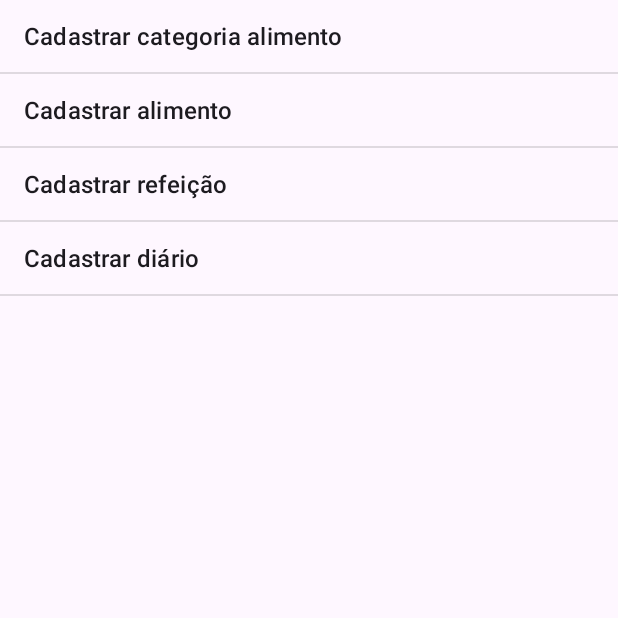
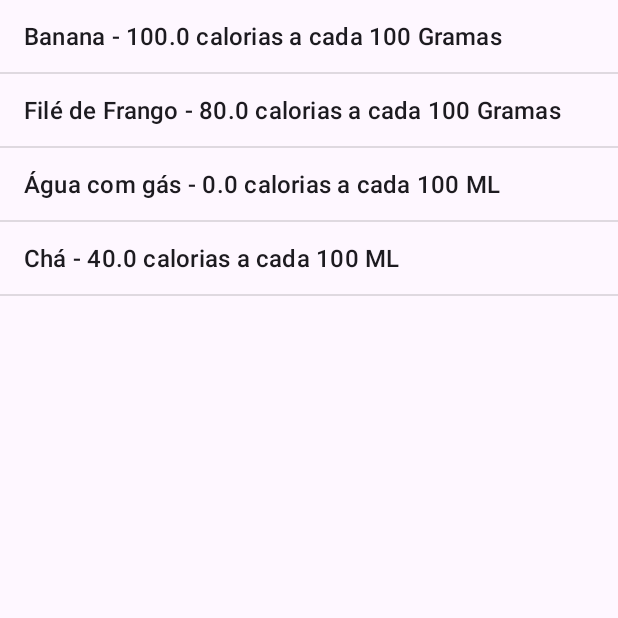
Before and after one commit to izasanches/diario-cal-app, an Android app: the screen it shows after launch (MenuActivity before the commit, AlimentoActivity after it), on a phone screen of 412 x 824 dp, the top half of it. Run offline under Robolectric (Android 15) with nearby library versions, the phone set to English and light mode, and no system bars.

Commit message:
feat: add alimento class

```diff
--- a/app/src/main/AndroidManifest.xml
+++ b/app/src/main/AndroidManifest.xml
@@ -13,7 +13,7 @@
         android:theme="@style/Theme.Diariocal"
         tools:targetApi="31">
         <activity
-            android:name=".MenuActivity"
+            android:name=".AlimentoActivity"
             android:exported="true">
             <intent-filter>
                 <action android:name="android.intent.action.MAIN" />
--- /dev/null
+++ b/app/src/main/java/com/projeto/diariocal/Alimento.java
@@ -0,0 +1,64 @@
+package com.projeto.diariocal;
+
+public class Alimento {
+    private String nome;
+    private double quantidadeCal;
+    //TODO: pode ser um ENUM
+    private String unidadeMedida;
+    private String categoria;
+    private boolean alimentoFresco;
+
+    public Alimento(String nome, double quantidadeCal, String unidadeMedida,
+                    String categoria, boolean alimentoFresco) {
+        this.nome = nome;
+        this.quantidadeCal = quantidadeCal;
+        this.unidadeMedida = unidadeMedida;
+        this.categoria = categoria;
+        this.alimentoFresco = alimentoFresco;
+    }
+
+    public String getNome() {
+        return nome;
+    }
+
+    public void setNome(String nome) {
+        this.nome = nome;
+    }
+
+    public double getQuantidadeCal() {
+        return quantidadeCal;
+    }
+
+    public void setQuantidadeCal(double quantidadeCal) {
+        this.quantidadeCal = quantidadeCal;
+    }
+
+    public String getUnidadeMedida() {
+        return unidadeMedida;
+    }
+
+    public void setUnidadeMedida(String unidadeMedida) {
+        this.unidadeMedida = unidadeMedida;
+    }
+
+    public String getCategoria() {
+        return categoria;
+    }
+
+    public void setCategoria(String categoria) {
+        this.categoria = categoria;
+    }
+
+    public boolean isAlimentoFresco() {
+        return alimentoFresco;
+    }
+
+    public void setAlimentoFresco(boolean alimentoFresco) {
+        this.alimentoFresco = alimentoFresco;
+    }
+
+    @Override
+    public String toString() {
+        return nome + " - " + quantidadeCal + " calorias a cada 100 " + unidadeMedida;
+    }
+}
--- /dev/null
+++ b/app/src/main/java/com/projeto/diariocal/AlimentoActivity.java
@@ -0,0 +1,61 @@
+package com.projeto.diariocal;
+
+import android.os.Bundle;
+import android.widget.ArrayAdapter;
+import android.widget.ListView;
+
+import androidx.appcompat.app.AppCompatActivity;
+
+import java.util.ArrayList;
+
+public class AlimentoActivity extends AppCompatActivity {
+
+    private ListView listViewAlimento;
+
+    @Override
+    protected void onCreate(Bundle savedInstanceState) {
+        super.onCreate(savedInstanceState);
+        setContentView(R.layout.activity_alimento);
+
+        listViewAlimento = findViewById(R.id.listViewAlimento);
+
+       /* listViewAlimento.setOnItemClickListener(new AdapterView.OnItemClickListener() {
+            @Override
+            public void onItemClick(AdapterView<?> parent, View view, int position, long id) {
+
+                String opcao = (String) listViewAlimento.getItemAtPosition(position);
+
+                Toast.makeText(getApplicationContext(),
+                        opcao + " foi clicado!",
+                        Toast.LENGTH_SHORT).show();
+            }
+        });*/
+
+        popularLista();
+    }
+
+    private void popularLista() {
+
+        String[] nomes = getResources().getStringArray(R.array.alimento_nomes);
+        String[] calorias = getResources().getStringArray(R.array.calorias);
+        String[] unidadeMedida = getResources().getStringArray(R.array.unidade_medida);
+        String[] categoriaAlimento = getResources().getStringArray(R.array.categoria_alimento);
+        String[] alimentoFresco = getResources().getStringArray(R.array.alimento_fresco);
+
+        ArrayList<Alimento> alimentos = new ArrayList<>();
+
+        for (int cont = 0; cont < nomes.length; cont++) {
+            alimentos.add(new Alimento(nomes[cont],
+                    Double.parseDouble(calorias[cont]),
+                    unidadeMedida[cont],
+                    categoriaAlimento[cont],
+                    Boolean.parseBoolean(alimentoFresco[cont])));
+        }
+
+        ArrayAdapter<Alimento> adapter = new ArrayAdapter<>(this,
+                android.R.layout.simple_list_item_1,alimentos);
+
+        listViewAlimento.setAdapter(adapter);
+
+    }
+}
--- a/app/src/main/java/com/projeto/diariocal/MenuActivity.java
+++ /dev/null
@@ -1,53 +0,0 @@
-package com.projeto.diariocal;
-
-import android.os.Bundle;
-import android.view.View;
-import android.widget.AdapterView;
-import android.widget.ArrayAdapter;
-import android.widget.ListView;
-import android.widget.Toast;
-
-import androidx.appcompat.app.AppCompatActivity;
-
-import java.util.ArrayList;
-
-public class MenuActivity extends AppCompatActivity {
-
-    private ListView listViewMenu;
-
-    @Override
-    protected void onCreate(Bundle savedInstanceState) {
-        super.onCreate(savedInstanceState);
-        setContentView(R.layout.activity_menu);
-
-        listViewMenu = findViewById(R.id.listViewMenu);
-
-        listViewMenu.setOnItemClickListener(new AdapterView.OnItemClickListener() {
-            @Override
-            public void onItemClick(AdapterView<?> parent, View view, int position, long id) {
-
-                String opcao = (String) listViewMenu.getItemAtPosition(position);
-
-                Toast.makeText(getApplicationContext(),
-                        opcao + " foi clicado!",
-                        Toast.LENGTH_SHORT).show();
-            }
-        });
-
-        popularLista();
-    }
-
-    private void popularLista() {
-        ArrayList<String> opcoesMenu = new ArrayList<>();
-        opcoesMenu.add(getString(R.string.cadastrar_categoria_alimento));
-        opcoesMenu.add(getString(R.string.cadastrar_alimento));
-        opcoesMenu.add(getString(R.string.cadastrar_refeicao));
-        opcoesMenu.add(getString(R.string.cadastrar_diario));
-
-        ArrayAdapter<String> adapter = new ArrayAdapter<>(this,
-                android.R.layout.simple_list_item_1,opcoesMenu);
-
-        listViewMenu.setAdapter(adapter);
-
-    }
-}
--- a/app/src/main/res/layout/activity_menu.xml
+++ b/app/src/main/res/layout/activity_alimento.xml
@@ -4,10 +4,10 @@
     xmlns:tools="http://schemas.android.com/tools"
     android:layout_width="match_parent"
     android:layout_height="match_parent"
-    tools:context=".MenuActivity">
+    tools:context=".AlimentoActivity">
 
     <ListView
-        android:id="@+id/listViewMenu"
+        android:id="@+id/listViewAlimento"
         android:layout_width="match_parent"
         android:layout_height="match_parent"
         tools:layout_editor_absoluteX="1dp"
--- a/app/src/main/res/values/arrays.xml
+++ b/app/src/main/res/values/arrays.xml
@@ -5,4 +5,40 @@
         <item>@string/carnes</item>
         <item>@string/laticinios</item>
     </string-array>
+
+    <string-array name="alimento_nomes">
+        <item>@string/banana</item>
+        <item>@string/file_frango</item>
+        <item>@string/agua_gas</item>
+        <item>@string/cha</item>
+    </string-array>
+
+    <string-array name="calorias">
+        <item>100</item>
+        <item>80</item>
+        <item>0</item>
+        <item>40</item>
+    </string-array>
+
+    <string-array name="unidade_medida">
+        <item>@string/gramas</item>
+        <item>@string/gramas</item>
+        <item>@string/ml</item>
+        <item>@string/ml</item>
+    </string-array>
+
+    <string-array name="categoria_alimento">
+        <item>@string/fruta</item>
+        <item>@string/carnes</item>
+        <item>@string/bebida</item>
+        <item>@string/bebida</item>
+    </string-array>
+
+    <string-array name="alimento_fresco">
+        <item>True</item>
+        <item>False</item>
+        <item>False</item>
+        <item>False</item>
+    </string-array>
+
 </resources>
--- a/app/src/main/res/values/strings.xml
+++ b/app/src/main/res/values/strings.xml
@@ -21,4 +21,11 @@
     <string name="cadastrar_alimento">Cadastrar alimento</string>
     <string name="cadastrar_refeicao">Cadastrar refeição</string>
     <string name="cadastrar_diario">Cadastrar diário</string>
+    <string name="banana">Banana</string>
+    <string name="file_frango">Filé de Frango</string>
+    <string name="agua_gas">Água com gás</string>
+    <string name="fruta">Fruta</string>
+    <string name="carne">Carne</string>
+    <string name="bebida">Bebida</string>
+    <string name="cha">Chá</string>
 </resources>
```
